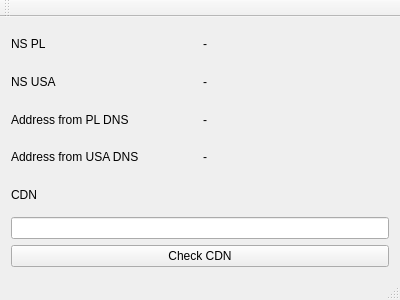
First picture: the form in mainwindow.ui, repository mszlachetka/cdn_detector, before the edit.
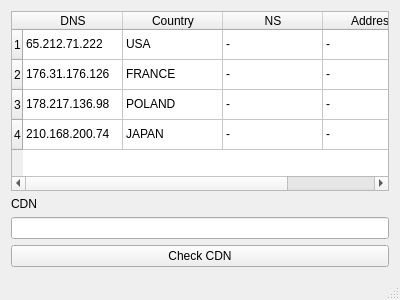
Second picture: the form after the edit.

Commit message: Check for every server in table, based only on address

Diff of the .ui file:
```diff
--- a/mainwindow.ui
+++ b/mainwindow.ui
@@ -15,95 +15,15 @@
   </property>
   <widget class="QWidget" name="centralWidget">
    <layout class="QGridLayout" name="gridLayout">
-    <item row="0" column="0">
-     <layout class="QVBoxLayout" name="verticalLayout">
-      <item>
-       <layout class="QHBoxLayout" name="horizontalLayout">
-        <item>
-         <widget class="QLabel" name="label">
-          <property name="text">
-           <string>NS PL</string>
-          </property>
-         </widget>
-        </item>
-        <item>
-         <widget class="QLabel" name="labelNS">
-          <property name="text">
-           <string>-</string>
-          </property>
-         </widget>
-        </item>
-       </layout>
-      </item>
-      <item>
-       <layout class="QHBoxLayout" name="horizontalLayout_4">
-        <item>
-         <widget class="QLabel" name="label_4">
-          <property name="text">
-           <string>NS USA</string>
-          </property>
-         </widget>
-        </item>
-        <item>
-         <widget class="QLabel" name="labelNS_2">
-          <property name="text">
-           <string>-</string>
-          </property>
-         </widget>
-        </item>
-       </layout>
-      </item>
-      <item>
-       <layout class="QHBoxLayout" name="horizontalLayout_2">
-        <item>
-         <widget class="QLabel" name="label_2">
-          <property name="text">
-           <string>Address from PL DNS</string>
-          </property>
-         </widget>
-        </item>
-        <item>
-         <widget class="QLabel" name="labelAddressPL">
-          <property name="text">
-           <string>-</string>
-          </property>
-         </widget>
-        </item>
-       </layout>
-      </item>
-      <item>
-       <layout class="QHBoxLayout" name="horizontalLayout_3">
-        <item>
-         <widget class="QLabel" name="label_3">
-          <property name="text">
-           <string>Address from USA DNS</string>
-          </property>
-         </widget>
-        </item>
-        <item>
-         <widget class="QLabel" name="labelAddressUSA">
-          <property name="text">
-           <string>-</string>
-          </property>
-         </widget>
-        </item>
-       </layout>
-      </item>
-      <item>
-       <layout class="QHBoxLayout" name="horizontalLayout_5">
-        <item>
-         <widget class="QLabel" name="labelCDN">
-          <property name="text">
-           <string>CDN</string>
-          </property>
-         </widget>
-        </item>
-       </layout>
-      </item>
-     </layout>
-    </item>
     <item row="1" column="0">
      <layout class="QVBoxLayout" name="verticalLayout_2">
+      <item>
+       <widget class="QLabel" name="labelCDN">
+        <property name="text">
+         <string>CDN</string>
+        </property>
+       </widget>
+      </item>
       <item>
        <widget class="QLineEdit" name="lineEditHost"/>
       </item>
@@ -116,6 +36,130 @@
       </item>
      </layout>
     </item>
+    <item row="0" column="0">
+     <widget class="QTableWidget" name="tableWidget">
+      <row>
+       <property name="text">
+        <string>1</string>
+       </property>
+      </row>
+      <row>
+       <property name="text">
+        <string>2</string>
+       </property>
+      </row>
+      <row>
+       <property name="text">
+        <string>3</string>
+       </property>
+      </row>
+      <row>
+       <property name="text">
+        <string>4</string>
+       </property>
+      </row>
+      <column>
+       <property name="text">
+        <string>DNS</string>
+       </property>
+      </column>
+      <column>
+       <property name="text">
+        <string>Country</string>
+       </property>
+      </column>
+      <column>
+       <property name="text">
+        <string>NS</string>
+       </property>
+      </column>
+      <column>
+       <property name="text">
+        <string>Address</string>
+       </property>
+      </column>
+      <item row="0" column="0">
+       <property name="text">
+        <string>65.212.71.222</string>
+       </property>
+      </item>
+      <item row="0" column="1">
+       <property name="text">
+        <string>USA</string>
+       </property>
+      </item>
+      <item row="0" column="2">
+       <property name="text">
+        <string>-</string>
+       </property>
+      </item>
+      <item row="0" column="3">
+       <property name="text">
+        <string>-</string>
+       </property>
+      </item>
+      <item row="1" column="0">
+       <property name="text">
+        <string>176.31.176.126</string>
+       </property>
+      </item>
+      <item row="1" column="1">
+       <property name="text">
+        <string>FRANCE</string>
+       </property>
+      </item>
+      <item row="1" column="2">
+       <property name="text">
+        <string>-</string>
+       </property>
+      </item>
+      <item row="1" column="3">
+       <property name="text">
+        <string>-</string>
+       </property>
+      </item>
+      <item row="2" column="0">
+       <property name="text">
+        <string>178.217.136.98</string>
+       </property>
+      </item>
+      <item row="2" column="1">
+       <property name="text">
+        <string>POLAND</string>
+       </property>
+      </item>
+      <item row="2" column="2">
+       <property name="text">
+        <string>-</string>
+       </property>
+      </item>
+      <item row="2" column="3">
+       <property name="text">
+        <string>-</string>
+       </property>
+      </item>
+      <item row="3" column="0">
+       <property name="text">
+        <string>210.168.200.74</string>
+       </property>
+      </item>
+      <item row="3" column="1">
+       <property name="text">
+        <string>JAPAN</string>
+       </property>
+      </item>
+      <item row="3" column="2">
+       <property name="text">
+        <string>-</string>
+       </property>
+      </item>
+      <item row="3" column="3">
+       <property name="text">
+        <string>-</string>
+       </property>
+      </item>
+     </widget>
+    </item>
    </layout>
    <zorder>layoutWidget</zorder>
    <zorder>layoutWidget_2</zorder>
@@ -133,14 +177,6 @@
     </rect>
    </property>
   </widget>
-  <widget class="QToolBar" name="mainToolBar">
-   <attribute name="toolBarArea">
-    <enum>TopToolBarArea</enum>
-   </attribute>
-   <attribute name="toolBarBreak">
-    <bool>false</bool>
-   </attribute>
-  </widget>
   <widget class="QStatusBar" name="statusBar"/>
  </widget>
  <layoutdefault spacing="6" margin="11"/>
```
Left out of the diff: 5 changed lines with no effect on the pictures. The commit also changes 12 other files.
